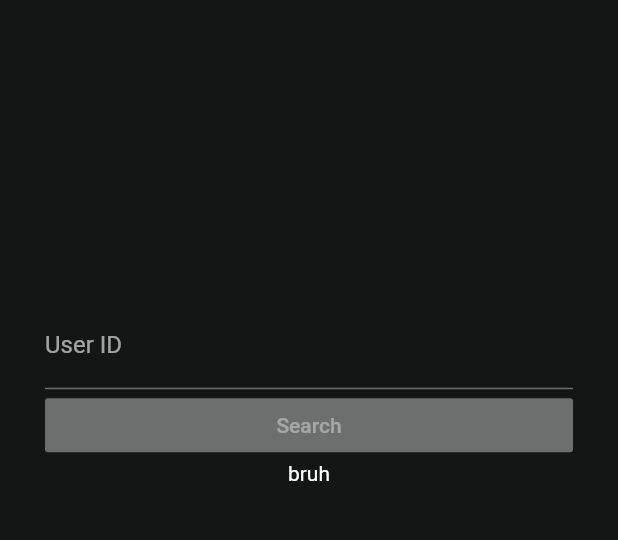
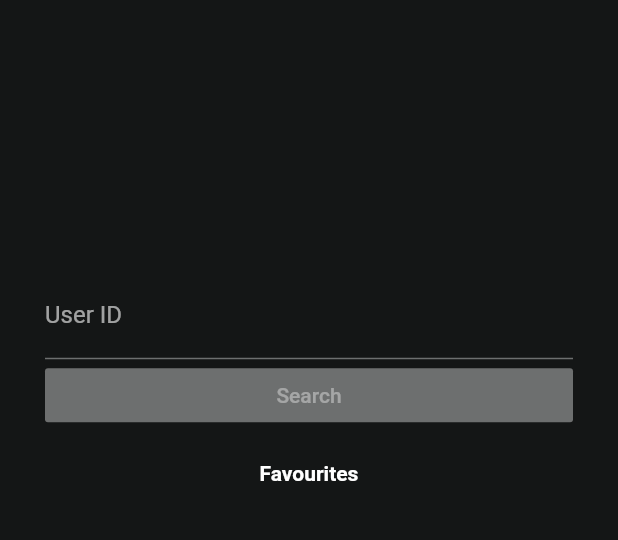
Before and after one commit to ohIcee/faceit_stats_mobile, a Flutter app: the screen it shows after launch, after a tap on "Search", on a phone screen of 412 x 824 dp, the part 75-615 px from its top. Run offline on Flutter 3.47's test engine with Material 2 defaults, Android fonts, the phone set to English and light mode, and no system bars; our stand-ins replace charts_flutter, firebase_remote_config, flutter_svg, google_fonts; missing offline and left inert: time_formatter; accounts and stored records are empty; network calls fail; Roboto replaces fonts that are missing (Play).

```diff
--- a/lib/api/MatchHistory.dart
+++ b/lib/api/MatchHistory.dart
@@ -1,12 +1,11 @@
 import 'dart:convert';
 import 'dart:io';
+import 'package:faceit_stats/helpers/enums.dart';
 import 'package:http/http.dart' as http;
 
 import 'package:faceit_stats/models/Match.dart';
 import 'package:faceit_stats/api/PlayerSearch.dart';
 import 'package:faceit_stats/helpers/RemoteConfigManager.dart';
-
-enum API_RESPONSES { SUCCESS_RETRIEVE, NO_MORE_MATCHES, FAIL_RETRIEVE }
 
 class MatchHistory {
   static int _numMatchesLoaded = 0;
--- a/lib/api/PlayerSearch.dart
+++ b/lib/api/PlayerSearch.dart
@@ -1,5 +1,7 @@
 import 'dart:convert';
 import 'dart:io';
+import 'package:faceit_stats/helpers/enums.dart';
+import 'package:flutter/material.dart';
 import 'package:http/http.dart' as http;
 
 import 'package:faceit_stats/helpers/RemoteConfigManager.dart';
@@ -9,6 +11,7 @@ import 'package:faceit_stats/models/CsgoDetails.dart';
 class PlayerSearch {
 
   static User currentSearchedUser;
+  static API_RESPONSES lastAPIResponse;
 
   static Future<User> GetUserGameDetails(String name, String game) async {
     currentSearchedUser = null;
@@ -22,6 +25,12 @@ class PlayerSearch {
       "Bearer " + RemoteConfigManager.getConfigValue("faceit_api"),
       HttpHeaders.contentTypeHeader: "application/json",
     });
+
+    if (response.statusCode == 400) {
+      lastAPIResponse = API_RESPONSES.FAIL_RETRIEVE;
+      return null;
+    }
+
     var decodedJSON = jsonDecode(response.body);
     var _user = User.fromJson(decodedJSON);
     // </ BASIC USER DETAILS >
@@ -35,6 +44,12 @@ class PlayerSearch {
       "Bearer " + RemoteConfigManager.getConfigValue("faceit_api"),
       HttpHeaders.contentTypeHeader: "application/json",
     });
+
+    if (CSGOresponse.statusCode == 404) {
+      lastAPIResponse = API_RESPONSES.CSGO_NOT_FOUND;
+      return null;
+    }
+
     var CSGOdecodedJSON = jsonDecode(CSGOresponse.body);
     var _csgoDetails = CsgoDetails.fromJson(
         decodedJSON["games"]["csgo"], CSGOdecodedJSON);
@@ -42,6 +57,7 @@ class PlayerSearch {
 
     _user.setCsgoDetails = _csgoDetails;
 
+    lastAPIResponse = API_RESPONSES.SUCCESS_RETRIEVE;
     return _user;
   }
 }
--- /dev/null
+++ b/lib/helpers/enums.dart
@@ -0,0 +1,11 @@
+enum API_RESPONSES {
+  SUCCESS_RETRIEVE,
+  NO_MORE_MATCHES,
+  FAIL_RETRIEVE,
+  NOT_FOUND,
+  CSGO_NOT_FOUND,
+  TOO_MANY_REQUESTS,
+  TEMPORARILY_UNAVAILABLE,
+  FORBIDDEN,
+  BAD_REQUEST
+}
--- a/lib/pages/UserSearch/UserMatchHistoryTab.dart
+++ b/lib/pages/UserSearch/UserMatchHistoryTab.dart
@@ -1,4 +1,5 @@
 import 'package:faceit_stats/api/MatchHistory.dart';
+import 'package:faceit_stats/helpers/enums.dart';
 import 'package:faceit_stats/models/Faction.dart';
 import 'package:faceit_stats/models/Match.dart';
 import 'package:faceit_stats/models/user.dart';
--- a/lib/pages/home.dart
+++ b/lib/pages/home.dart
@@ -1,4 +1,7 @@
 import 'package:faceit_stats/helpers/FavouritesManager.dart';
+import 'package:faceit_stats/helpers/enums.dart';
+import 'package:faceit_stats/models/Favourite.dart';
+import 'package:flutter/cupertino.dart';
 import 'package:flutter/material.dart';
 import 'package:flutter/services.dart';
 
@@ -22,6 +25,7 @@ class _HomePageState extends State<HomePage> {
 
   var isLoaded = false;
   var favouritesLoaded = false;
+  final _scaffoldKey = new GlobalKey<ScaffoldState>();
 
   @override
   void initState() {
@@ -47,6 +51,7 @@ class _HomePageState extends State<HomePage> {
   @override
   Widget build(BuildContext context) {
     return Scaffold(
+      key: _scaffoldKey,
       backgroundColor: Color.fromRGBO(20, 22, 22, 1),
       body: SafeArea(
         child: Column(
@@ -85,34 +90,78 @@ class _HomePageState extends State<HomePage> {
                 onPressed: isLoaded ? searchUser : null,
               ),
             ),
-            Text("bruh"),
-            favouritesLoaded ? Container(
-              height: 250.0,
-              child: ListView.builder(
-                itemCount: FavouritesManager.loadedFavourites.length,
-                itemBuilder: (context, index) {
-                  return Text(
-                    FavouritesManager.loadedFavourites[index].nickname
-                  );
-                },
+            SizedBox(height: 20.0),
+            Text(
+              "Favourites",
+              style: TextStyle(
+                fontWeight: FontWeight.bold,
               ),
-            ) : Container(),
+            ),
+            SizedBox(height: 20.0),
+            favouritesLoaded
+                ? Container(
+                    height: 250.0,
+                    child: ListView.builder(
+                      itemCount: FavouritesManager.loadedFavourites.length,
+                      itemBuilder: (context, index) {
+                        return _buildFavouriteTile(
+                            FavouritesManager.loadedFavourites[index]);
+                      },
+                    ),
+                  )
+                : Container(),
           ],
         ),
       ),
     );
   }
 
-  Future<void> searchUser() async {
+  Widget _buildFavouriteTile(Favourite fav) {
+    return Card(
+      color: Colors.white10.withOpacity(.05),
+      elevation: 1.0,
+      child: InkWell(
+        onTap: () => searchUser(username: fav.nickname),
+        child: Container(
+          padding: EdgeInsets.symmetric(
+            vertical: 20.0,
+            horizontal: 20.0,
+          ),
+          child: Text(fav.nickname),
+        ),
+      ),
+    );
+  }
+
+  Future<void> searchUser({String username}) async {
     HapticFeedback.selectionClick();
     setState(() => isLoaded = false);
     MatchHistory.ResetMatchHistory();
 
-    var username = userSearchInputController.text;
-    await PlayerSearch.GetUserGameDetails(username, "csgo");
+    if (username == null) var username = userSearchInputController.text;
+    var response = await PlayerSearch.GetUserGameDetails(username, "csgo");
+    if (response == null) {
+      if (PlayerSearch.lastAPIResponse == API_RESPONSES.CSGO_NOT_FOUND)
+        showSnackbar("User does not have any CSGO information");
+      else if (PlayerSearch.lastAPIResponse == API_RESPONSES.FAIL_RETRIEVE)
+        showSnackbar("User does not exist");
+
+      setState(() {
+        isLoaded = true;
+      });
+      return;
+    }
     await MatchHistory.LoadNext(20);
     setState(() => isLoaded = true);
     HapticFeedback.vibrate();
     Navigator.pushNamed(context, '/userDetails');
   }
+
+  void showSnackbar(String text) {
+    _scaffoldKey.currentState.showSnackBar(
+      SnackBar(
+        content: Text(text),
+      ),
+    );
+  }
 }
```
Also changed, not shown: lib/helpers/FavouritesManager.dart (+2 -11 lines), lib/pages/UserSearch/UserDetailsTab.dart (+23 -4 lines), lib/pages/UserSearch/userDetails.dart (+1 -8 lines).
